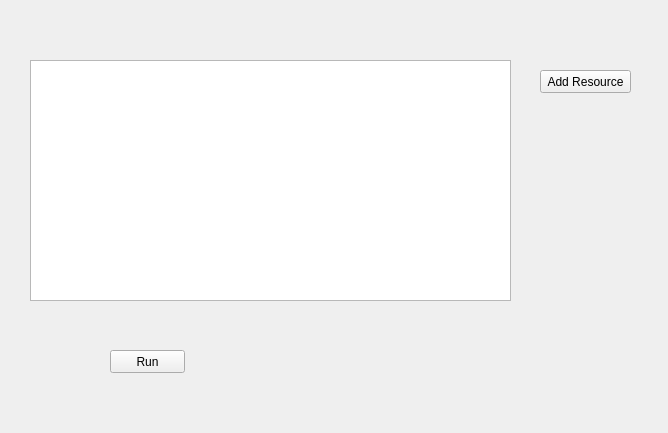
Before: the Qt Designer form mainwindow.ui in stranger1/resource_optimization, drawn with Qt 5.
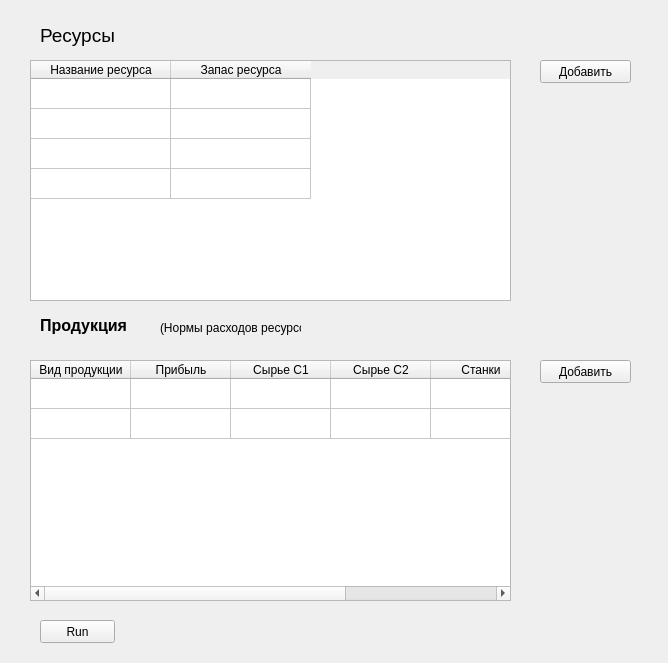
After: the same form once the commit is applied.

What changed in the file:
```diff
--- a/mainwindow.ui
+++ b/mainwindow.ui
@@ -7,7 +7,7 @@
     <x>0</x>
     <y>0</y>
     <width>668</width>
-    <height>433</height>
+    <height>663</height>
    </rect>
   </property>
   <property name="windowTitle">
@@ -17,8 +17,8 @@
    <widget class="QPushButton" name="pushButton">
     <property name="geometry">
      <rect>
-      <x>110</x>
-      <y>350</y>
+      <x>40</x>
+      <y>620</y>
       <width>75</width>
       <height>23</height>
      </rect>
@@ -27,7 +27,7 @@
      <string>Run</string>
     </property>
    </widget>
-   <widget class="QTableView" name="tableView_resource">
+   <widget class="QTableWidget" name="tableWidget_resource">
     <property name="geometry">
      <rect>
       <x>30</x>
@@ -36,18 +36,170 @@
       <height>241</height>
      </rect>
     </property>
+    <attribute name="horizontalHeaderVisible">
+     <bool>true</bool>
+    </attribute>
+    <attribute name="horizontalHeaderDefaultSectionSize">
+     <number>140</number>
+    </attribute>
+    <attribute name="verticalHeaderVisible">
+     <bool>false</bool>
+    </attribute>
+    <row>
+     <property name="text">
+      <string>New Row</string>
+     </property>
+    </row>
+    <row>
+     <property name="text">
+      <string>New Row</string>
+     </property>
+    </row>
+    <row>
+     <property name="text">
+      <string>New Row</string>
+     </property>
+    </row>
+    <row>
+     <property name="text">
+      <string>New Row</string>
+     </property>
+    </row>
+    <column>
+     <property name="text">
+      <string>Название ресурса</string>
+     </property>
+    </column>
+    <column>
+     <property name="text">
+      <string>Запас ресурса</string>
+     </property>
+    </column>
    </widget>
    <widget class="QPushButton" name="push_add_resource">
     <property name="geometry">
      <rect>
       <x>540</x>
-      <y>70</y>
+      <y>60</y>
       <width>91</width>
       <height>23</height>
      </rect>
     </property>
     <property name="text">
-     <string>Add Resource</string>
+     <string>Добавить</string>
+    </property>
+   </widget>
+   <widget class="QLabel" name="label">
+    <property name="geometry">
+     <rect>
+      <x>40</x>
+      <y>20</y>
+      <width>111</width>
+      <height>31</height>
+     </rect>
+    </property>
+    <property name="text">
+     <string>&lt;!DOCTYPE HTML PUBLIC &quot;-//W3C//DTD HTML 4.0//EN&quot; &quot;http://www.w3.org/TR/REC-html40/strict.dtd&quot;&gt;
+&lt;html&gt;&lt;head&gt;&lt;meta name=&quot;qrichtext&quot; content=&quot;1&quot; /&gt;&lt;style type=&quot;text/css&quot;&gt;
+p, li { white-space: pre-wrap; }
+&lt;/style&gt;&lt;/head&gt;&lt;body style=&quot; font-family:'MS Shell Dlg 2'; font-size:8.25pt; font-weight:400; font-style:normal;&quot;&gt;
+&lt;p style=&quot; margin-top:0px; margin-bottom:0px; margin-left:0px; margin-right:0px; -qt-block-indent:0; text-indent:0px;&quot;&gt;&lt;span style=&quot; font-size:14pt;&quot;&gt;Ресурсы&lt;/span&gt;&lt;/p&gt;&lt;/body&gt;&lt;/html&gt;</string>
+    </property>
+   </widget>
+   <widget class="QLabel" name="label_2">
+    <property name="geometry">
+     <rect>
+      <x>40</x>
+      <y>310</y>
+      <width>111</width>
+      <height>31</height>
+     </rect>
+    </property>
+    <property name="text">
+     <string>&lt;!DOCTYPE HTML PUBLIC &quot;-//W3C//DTD HTML 4.0//EN&quot; &quot;http://www.w3.org/TR/REC-html40/strict.dtd&quot;&gt;
+&lt;html&gt;&lt;head&gt;&lt;meta name=&quot;qrichtext&quot; content=&quot;1&quot; /&gt;&lt;style type=&quot;text/css&quot;&gt;
+p, li { white-space: pre-wrap; }
+&lt;/style&gt;&lt;/head&gt;&lt;body style=&quot; font-family:'MS Shell Dlg 2'; font-size:8.25pt; font-weight:400; font-style:normal;&quot;&gt;
+&lt;p style=&quot; margin-top:0px; margin-bottom:0px; margin-left:0px; margin-right:0px; -qt-block-indent:0; text-indent:0px;&quot;&gt;&lt;span style=&quot; font-size:12pt; font-weight:600;&quot;&gt;Продукция&lt;/span&gt;&lt;/p&gt;&lt;/body&gt;&lt;/html&gt;</string>
+    </property>
+   </widget>
+   <widget class="QTableWidget" name="tableWidget">
+    <property name="geometry">
+     <rect>
+      <x>30</x>
+      <y>360</y>
+      <width>481</width>
+      <height>241</height>
+     </rect>
+    </property>
+    <attribute name="verticalHeaderVisible">
+     <bool>false</bool>
+    </attribute>
+    <row>
+     <property name="text">
+      <string>New Row</string>
+     </property>
+    </row>
+    <row>
+     <property name="text">
+      <string>New Row</string>
+     </property>
+    </row>
+    <column>
+     <property name="text">
+      <string>Вид продукции</string>
+     </property>
+    </column>
+    <column>
+     <property name="text">
+      <string>Прибыль</string>
+     </property>
+    </column>
+    <column>
+     <property name="text">
+      <string>Сырье C1</string>
+     </property>
+    </column>
+    <column>
+     <property name="text">
+      <string>Сырье C2</string>
+     </property>
+    </column>
+    <column>
+     <property name="text">
+      <string>Станки</string>
+     </property>
+    </column>
+    <column>
+     <property name="text">
+      <string>Труд. ресурсы</string>
+     </property>
+    </column>
+   </widget>
+   <widget class="QLabel" name="label_3">
+    <property name="geometry">
+     <rect>
+      <x>160</x>
+      <y>320</y>
+      <width>141</width>
+      <height>16</height>
+     </rect>
+    </property>
+    <property name="text">
+     <string>(Нормы расходов ресурсов)</string>
+    </property>
+   </widget>
+   <widget class="QPushButton" name="push_add_resource_2">
+    <property name="geometry">
+     <rect>
+      <x>540</x>
+      <y>360</y>
+      <width>91</width>
+      <height>23</height>
+     </rect>
+    </property>
+    <property name="text">
+     <string>Добавить</string>
     </property>
    </widget>
   </widget>
```
